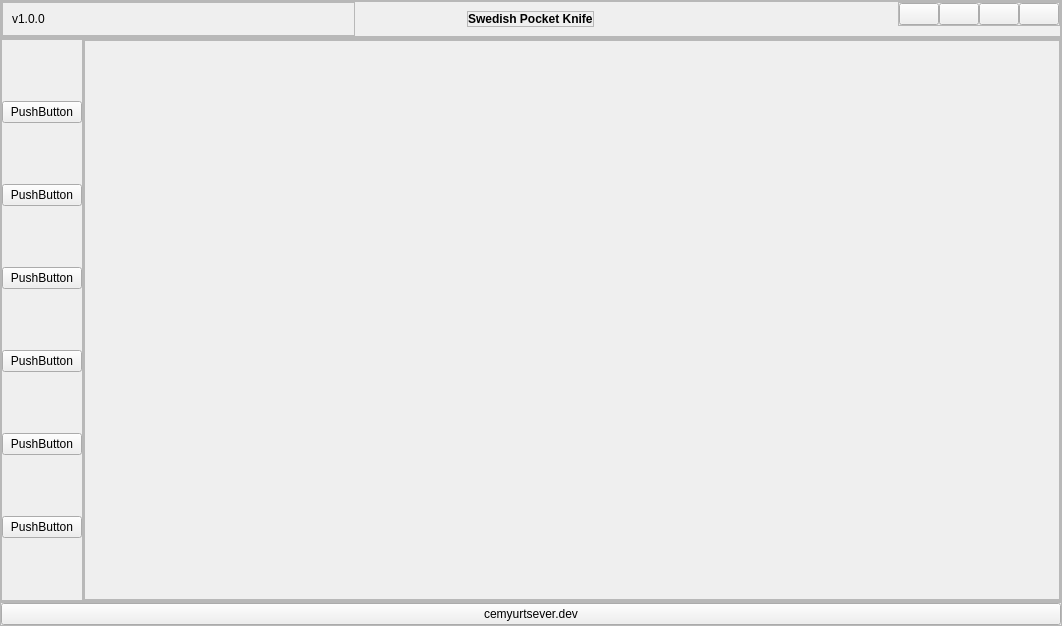
ccemyurtsever/social, file main.ui: the form before one commit.
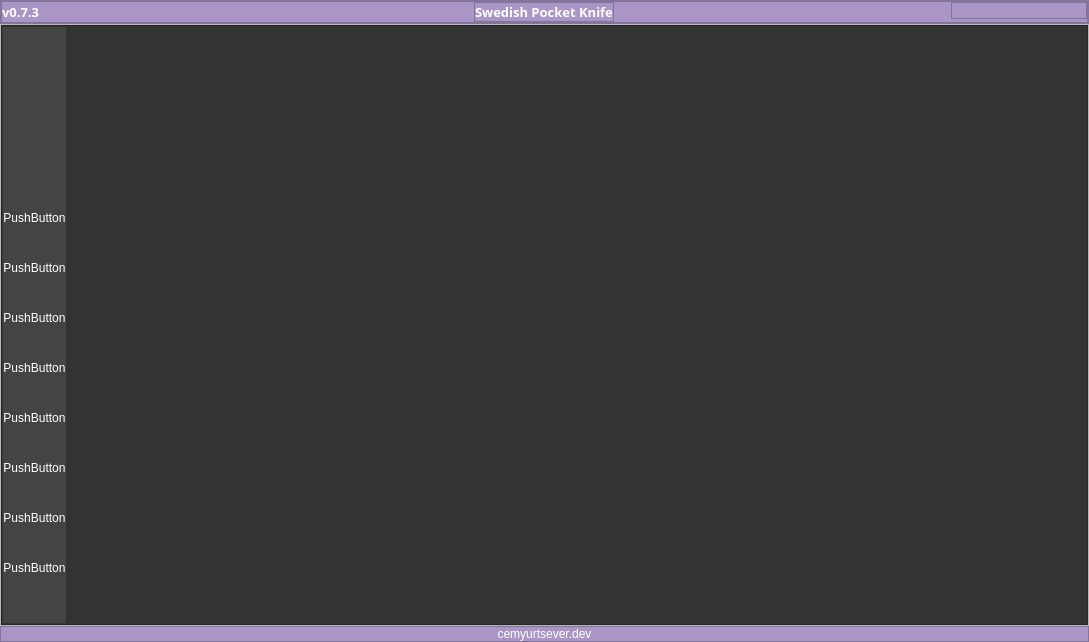
The form after the commit. Icons and pictures are not drawn.

Commit message: Update horizontal rule icon

Diff of the .ui file:
```diff
--- a/main.ui
+++ b/main.ui
@@ -6,13 +6,17 @@
    <rect>
     <x>0</x>
     <y>0</y>
-    <width>1062</width>
-    <height>626</height>
+    <width>1089</width>
+    <height>642</height>
    </rect>
   </property>
   <property name="windowTitle">
    <string>MainWindow</string>
   </property>
+  <property name="styleSheet">
+   <string notr="true">QPushButton { background-color: #fff ; border-style: none; color: #fff}
+QLabel { color: #fff }</string>
+  </property>
   <widget class="QWidget" name="main">
    <layout class="QVBoxLayout" name="verticalLayout">
     <property name="spacing">
@@ -33,11 +37,10 @@
     <item alignment="Qt::AlignTop">
      <widget class="QFrame" name="Header">
       <property name="styleSheet">
-       <string notr="true">QPushButton:hover#exit
-{
-   background-color:#d16e6e;
-border-radius: 25px;
-}</string>
+       <string notr="true"> background-color: 	#A996c7;
+
+
+</string>
       </property>
       <property name="frameShape">
        <enum>QFrame::StyledPanel</enum>
@@ -63,6 +66,14 @@
        </property>
        <item>
         <widget class="QFrame" name="frame">
+         <property name="styleSheet">
+          <string notr="true">QPushButton:hover#exit {
+    background-color: #E63245;
+}
+QPushButton:hover {
+     background-color: rgba(174, 174, 174, 0.7);
+}</string>
+         </property>
          <property name="frameShape">
           <enum>QFrame::StyledPanel</enum>
          </property>
@@ -85,24 +96,33 @@
           <property name="bottomMargin">
            <number>0</number>
           </property>
-          <item alignment="Qt::AlignTop">
-           <widget class="QFrame" name="Verison">
-            <property name="frameShape">
-             <enum>QFrame::StyledPanel</enum>
+          <item>
+           <layout class="QHBoxLayout" name="horizontalLayout_7">
+            <property name="spacing">
+             <number>0</number>
             </property>
-            <property name="frameShadow">
-             <enum>QFrame::Raised</enum>
-            </property>
-            <layout class="QVBoxLayout" name="verticalLayout_6">
-             <item alignment="Qt::AlignLeft">
-              <widget class="QLabel" name="label_2">
-               <property name="text">
-                <string>v1.0.0</string>
-               </property>
-              </widget>
-             </item>
-            </layout>
-           </widget>
+            <item>
+             <widget class="QLabel" name="label">
+              <property name="font">
+               <font>
+                <family>Segoe UI Variable Display</family>
+                <pointsize>10</pointsize>
+                <weight>75</weight>
+                <bold>true</bold>
+               </font>
+              </property>
+              <property name="text">
+               <string>v0.7.3</string>
+              </property>
+              <property name="textFormat">
+               <enum>Qt::AutoText</enum>
+              </property>
+              <property name="wordWrap">
+               <bool>false</bool>
+              </property>
+             </widget>
+            </item>
+           </layout>
           </item>
           <item alignment="Qt::AlignHCenter|Qt::AlignVCenter">
            <widget class="QFrame" name="Header_mid">
@@ -132,7 +152,8 @@
               <widget class="QLabel" name="Application_name">
                <property name="font">
                 <font>
-                 <pointsize>9</pointsize>
+                 <family>Segoe UI Variable Display</family>
+                 <pointsize>10</pointsize>
                  <weight>75</weight>
                  <bold>true</bold>
                 </font>
@@ -146,7 +167,10 @@
            </widget>
           </item>
           <item alignment="Qt::AlignRight|Qt::AlignTop">
-           <widget class="QFrame" name="frame_2">
+           <widget class="QFrame" name="HeaderRight">
+            <property name="styleSheet">
+             <string notr="true">color:#fff;</string>
+            </property>
             <property name="frameShape">
              <enum>QFrame::StyledPanel</enum>
             </property>
@@ -180,8 +204,8 @@
                </property>
                <property name="iconSize">
                 <size>
-                 <width>50</width>
-                 <height>17</height>
+                 <width>44</width>
+                 <height>20</height>
                 </size>
                </property>
               </widget>
@@ -197,8 +221,8 @@
                </property>
                <property name="iconSize">
                 <size>
-                 <width>50</width>
-                 <height>17</height>
+                 <width>44</width>
+                 <height>20</height>
                 </size>
                </property>
               </widget>
@@ -214,14 +238,21 @@
                </property>
                <property name="iconSize">
                 <size>
-                 <width>50</width>
-                 <height>17</height>
+                 <width>44</width>
+                 <height>20</height>
                 </size>
                </property>
               </widget>
              </item>
              <item>
               <widget class="QPushButton" name="exit">
+               <property name="font">
+                <font>
+                 <family>Verdana</family>
+                 <weight>75</weight>
+                 <bold>true</bold>
+                </font>
+               </property>
                <property name="text">
                 <string/>
                </property>
@@ -231,8 +262,8 @@
                </property>
                <property name="iconSize">
                 <size>
-                 <width>50</width>
-                 <height>17</height>
+                 <width>44</width>
+                 <height>20</height>
                 </size>
                </property>
               </widget>
@@ -276,84 +307,19 @@
        <property name="bottomMargin">
         <number>0</number>
        </property>
-       <item alignment="Qt::AlignLeft">
-        <widget class="QFrame" name="Side_navigation">
-         <property name="frameShape">
-          <enum>QFrame::StyledPanel</enum>
-         </property>
-         <property name="frameShadow">
-          <enum>QFrame::Raised</enum>
-         </property>
-         <layout class="QVBoxLayout" name="verticalLayout_3">
-          <property name="spacing">
-           <number>0</number>
-          </property>
-          <property name="leftMargin">
-           <number>0</number>
-          </property>
-          <property name="topMargin">
-           <number>0</number>
-          </property>
-          <property name="rightMargin">
-           <number>0</number>
-          </property>
-          <property name="bottomMargin">
-           <number>0</number>
-          </property>
-          <item>
-           <widget class="QPushButton" name="pushButton_5">
-            <property name="text">
-             <string>PushButton</string>
-            </property>
-           </widget>
-          </item>
-          <item>
-           <widget class="QPushButton" name="pushButton_12">
-            <property name="text">
-             <string>PushButton</string>
-            </property>
-           </widget>
-          </item>
-          <item>
-           <widget class="QPushButton" name="pushButton_11">
-            <property name="text">
-             <string>PushButton</string>
-            </property>
-           </widget>
-          </item>
-          <item>
-           <widget class="QPushButton" name="pushButton_10">
-            <property name="text">
-             <string>PushButton</string>
-            </property>
-           </widget>
-          </item>
-          <item>
-           <widget class="QPushButton" name="pushButton_9">
-            <property name="text">
-             <string>PushButton</string>
-            </property>
-           </widget>
-          </item>
-          <item>
-           <widget class="QPushButton" name="pushButton_6">
-            <property name="text">
-             <string>PushButton</string>
-            </property>
-           </widget>
-          </item>
-         </layout>
-        </widget>
-       </item>
        <item>
         <widget class="QFrame" name="Real_body">
+         <property name="styleSheet">
+          <string notr="true">background-color: #333;
+color:#fff;</string>
+         </property>
          <property name="frameShape">
           <enum>QFrame::StyledPanel</enum>
          </property>
          <property name="frameShadow">
           <enum>QFrame::Raised</enum>
          </property>
-         <layout class="QVBoxLayout" name="verticalLayout_4">
+         <layout class="QHBoxLayout" name="horizontalLayout_9">
           <property name="spacing">
            <number>0</number>
           </property>
@@ -370,30 +336,17 @@
            <number>0</number>
           </property>
           <item>
-           <widget class="QFrame" name="frame_10">
-            <property name="frameShape">
-             <enum>QFrame::StyledPanel</enum>
+           <widget class="QFrame" name="Side_navigation">
+            <property name="styleSheet">
+             <string notr="true">background-color:#444;</string>
             </property>
-            <property name="frameShadow">
-             <enum>QFrame::Raised</enum>
-            </property>
-           </widget>
-          </item>
-          <item>
-           <widget class="QFrame" name="frame_9">
-            <property name="maximumSize">
-             <size>
-              <width>16777215</width>
-              <height>0</height>
-             </size>
-            </property>
             <property name="frameShape">
              <enum>QFrame::StyledPanel</enum>
             </property>
             <property name="frameShadow">
              <enum>QFrame::Raised</enum>
             </property>
-            <layout class="QVBoxLayout" name="verticalLayout_5">
+            <layout class="QVBoxLayout" name="verticalLayout_3">
              <property name="spacing">
               <number>0</number>
              </property>
@@ -410,14 +363,348 @@
               <number>0</number>
              </property>
              <item>
-              <spacer name="horizontalSpacer">
+              <spacer name="verticalSpacer_4">
                <property name="orientation">
-                <enum>Qt::Horizontal</enum>
+                <enum>Qt::Vertical</enum>
                </property>
+               <property name="sizeType">
+                <enum>QSizePolicy::Maximum</enum>
+               </property>
                <property name="sizeHint" stdset="0">
                 <size>
-                 <width>829</width>
-                 <height>20</height>
+                 <width>20</width>
+                 <height>2</height>
+                </size>
+               </property>
+              </spacer>
+             </item>
+             <item>
+              <widget class="QPushButton" name="pushButton_5">
+               <property name="enabled">
+                <bool>true</bool>
+               </property>
+               <property name="sizePolicy">
+                <sizepolicy hsizetype="Minimum" vsizetype="Fixed">
+                 <horstretch>0</horstretch>
+                 <verstretch>0</verstretch>
+                </sizepolicy>
+               </property>
+               <property name="text">
+                <string/>
+               </property>
+               <property name="icon">
+                <iconset resource="main.qrc">
+                 <normaloff>:/main/icons/home_FILL0_wght400_GRAD0_opsz24.png</normaloff>:/main/icons/home_FILL0_wght400_GRAD0_opsz24.png</iconset>
+               </property>
+               <property name="iconSize">
+                <size>
+                 <width>30</width>
+                 <height>40</height>
+                </size>
+               </property>
+               <property name="default">
+                <bool>false</bool>
+               </property>
+              </widget>
+             </item>
+             <item>
+              <spacer name="verticalSpacer_3">
+               <property name="orientation">
+                <enum>Qt::Vertical</enum>
+               </property>
+               <property name="sizeType">
+                <enum>QSizePolicy::Maximum</enum>
+               </property>
+               <property name="sizeHint" stdset="0">
+                <size>
+                 <width>20</width>
+                 <height>4</height>
+                </size>
+               </property>
+              </spacer>
+             </item>
+             <item>
+              <widget class="QPushButton" name="pushButton_12">
+               <property name="text">
+                <string/>
+               </property>
+               <property name="icon">
+                <iconset resource="main.qrc">
+                 <normaloff>:/main/icons/settings_FILL0_wght400_GRAD0_opsz24.png</normaloff>:/main/icons/settings_FILL0_wght400_GRAD0_opsz24.png</iconset>
+               </property>
+               <property name="iconSize">
+                <size>
+                 <width>30</width>
+                 <height>40</height>
+                </size>
+               </property>
+              </widget>
+             </item>
+             <item>
+              <spacer name="verticalSpacer_5">
+               <property name="orientation">
+                <enum>Qt::Vertical</enum>
+               </property>
+               <property name="sizeType">
+                <enum>QSizePolicy::Maximum</enum>
+               </property>
+               <property name="sizeHint" stdset="0">
+                <size>
+                 <width>20</width>
+                 <height>4</height>
+                </size>
+               </property>
+              </spacer>
+             </item>
+             <item>
+              <widget class="QPushButton" name="pushButton_11">
+               <property name="text">
+                <string/>
+               </property>
+               <property name="icon">
+                <iconset resource="main.qrc">
+                 <normaloff>:/main/icons/qr_code_2_FILL0_wght400_GRAD0_opsz24.png</normaloff>:/main/icons/qr_code_2_FILL0_wght400_GRAD0_opsz24.png</iconset>
+               </property>
+               <property name="iconSize">
+                <size>
+                 <width>30</width>
+                 <height>40</height>
+                </size>
+               </property>
+              </widget>
+             </item>
+             <item>
+              <spacer name="verticalSpacer_6">
+               <property name="orientation">
+                <enum>Qt::Vertical</enum>
+               </property>
+               <property name="sizeType">
+                <enum>QSizePolicy::Maximum</enum>
+               </property>
+               <property name="sizeHint" stdset="0">
+                <size>
+                 <width>20</width>
+                 <height>4</height>
+                </size>
+               </property>
+              </spacer>
+             </item>
+             <item>
+              <widget class="QPushButton" name="pushButton_10">
+               <property name="text">
+                <string>PushButton</string>
+               </property>
+               <property name="iconSize">
+                <size>
+                 <width>30</width>
+                 <height>40</height>
+                </size>
+               </property>
+              </widget>
+             </item>
+             <item>
+              <spacer name="verticalSpacer_7">
+               <property name="orientation">
+                <enum>Qt::Vertical</enum>
+               </property>
+               <property name="sizeType">
+                <enum>QSizePolicy::Maximum</enum>
+               </property>
+               <property name="sizeHint" stdset="0">
+                <size>
+                 <width>20</width>
+                 <height>4</height>
+                </size>
+               </property>
+              </spacer>
+             </item>
+             <item>
+              <widget class="QPushButton" name="pushButton_3">
+               <property name="text">
+                <string>PushButton</string>
+               </property>
+               <property name="iconSize">
+                <size>
+                 <width>30</width>
+                 <height>40</height>
+                </size>
+               </property>
+              </widget>
+             </item>
+             <item>
+              <spacer name="verticalSpacer_8">
+               <property name="orientation">
+                <enum>Qt::Vertical</enum>
+               </property>
+               <property name="sizeType">
+                <enum>QSizePolicy::Maximum</enum>
+               </property>
+               <property name="sizeHint" stdset="0">
+                <size>
+                 <width>20</width>
+                 <height>4</height>
+                </size>
+               </property>
+              </spacer>
+             </item>
+             <item>
+              <widget class="QPushButton" name="pushButton_4">
+               <property name="text">
+                <string>PushButton</string>
+               </property>
+               <property name="iconSize">
+                <size>
+                 <width>30</width>
+                 <height>40</height>
+                </size>
+               </property>
+              </widget>
+             </item>
+             <item>
+              <spacer name="verticalSpacer_9">
+               <property name="orientation">
+                <enum>Qt::Vertical</enum>
+               </property>
+               <property name="sizeType">
+                <enum>QSizePolicy::Maximum</enum>
+               </property>
+               <property name="sizeHint" stdset="0">
+                <size>
+                 <width>20</width>
+                 <height>4</height>
+                </size>
+               </property>
+              </spacer>
+             </item>
+             <item>
+              <widget class="QPushButton" name="pushButton_7">
+               <property name="text">
+                <string>PushButton</string>
+               </property>
+               <property name="iconSize">
+                <size>
+                 <width>30</width>
+                 <height>40</height>
+                </size>
+               </property>
+              </widget>
+             </item>
+             <item>
+              <spacer name="verticalSpacer_10">
+               <property name="orientation">
+                <enum>Qt::Vertical</enum>
+               </property>
+               <property name="sizeType">
+                <enum>QSizePolicy::Maximum</enum>
+               </property>
+               <property name="sizeHint" stdset="0">
+                <size>
+                 <width>20</width>
+                 <height>4</height>
+                </size>
+               </property>
+              </spacer>
+             </item>
+             <item>
+              <widget class="QPushButton" name="pushButton_9">
+               <property name="text">
+                <string>PushButton</string>
+               </property>
+               <property name="iconSize">
+                <size>
+                 <width>30</width>
+                 <height>40</height>
+                </size>
+               </property>
+              </widget>
+             </item>
+             <item>
+              <spacer name="verticalSpacer_11">
+               <property name="orientation">
+                <enum>Qt::Vertical</enum>
+               </property>
+               <property name="sizeType">
+                <enum>QSizePolicy::Maximum</enum>
+               </property>
+               <property name="sizeHint" stdset="0">
+                <size>
+                 <width>20</width>
+                 <height>4</height>
+                </size>
+               </property>
+              </spacer>
+             </item>
+             <item>
+              <widget class="QPushButton" name="pushButton_8">
+               <property name="text">
+                <string>PushButton</string>
+               </property>
+              </widget>
+             </item>
+             <item>
+              <spacer name="verticalSpacer_12">
+               <property name="orientation">
+                <enum>Qt::Vertical</enum>
+               </property>
+               <property name="sizeType">
+                <enum>QSizePolicy::Maximum</enum>
+               </property>
+               <property name="sizeHint" stdset="0">
+                <size>
+                 <width>20</width>
+                 <height>4</height>
+                </size>
+               </property>
+              </spacer>
+             </item>
+             <item>
+              <widget class="QPushButton" name="pushButton_6">
+               <property name="text">
+                <string>PushButton</string>
+               </property>
+               <property name="iconSize">
+                <size>
+                 <width>30</width>
+                 <height>40</height>
+                </size>
+               </property>
+              </widget>
+             </item>
+             <item>
+              <spacer name="verticalSpacer_13">
+               <property name="orientation">
+                <enum>Qt::Vertical</enum>
+               </property>
+               <property name="sizeType">
+                <enum>QSizePolicy::Maximum</enum>
+               </property>
+               <property name="sizeHint" stdset="0">
+                <size>
+                 <width>20</width>
+                 <height>4</height>
+                </size>
+               </property>
+              </spacer>
+             </item>
+             <item>
+              <widget class="QPushButton" name="pushButton_13">
+               <property name="text">
+                <string>PushButton</string>
+               </property>
+              </widget>
+             </item>
+             <item>
+              <spacer name="verticalSpacer">
+               <property name="orientation">
+                <enum>Qt::Vertical</enum>
+               </property>
+               <property name="sizeType">
+                <enum>QSizePolicy::Maximum</enum>
+               </property>
+               <property name="sizeHint" stdset="0">
+                <size>
+                 <width>5</width>
+                 <height>15</height>
                 </size>
                </property>
               </spacer>
@@ -425,6 +712,22 @@
             </layout>
            </widget>
           </item>
+          <item>
+           <spacer name="horizontalSpacer">
+            <property name="orientation">
+             <enum>Qt::Horizontal</enum>
+            </property>
+            <property name="sizeType">
+             <enum>QSizePolicy::MinimumExpanding</enum>
+            </property>
+            <property name="sizeHint" stdset="0">
+             <size>
+              <width>1</width>
+              <height>15</height>
+             </size>
+            </property>
+           </spacer>
+          </item>
          </layout>
         </widget>
        </item>
@@ -477,15 +780,19 @@
       </layout>
      </widget>
     </item>
-    <item alignment="Qt::AlignBottom">
+    <item>
      <widget class="QFrame" name="Footer">
+      <property name="styleSheet">
+       <string notr="true"> background-color: 	#A996c7;
+</string>
+      </property>
       <property name="frameShape">
        <enum>QFrame::StyledPanel</enum>
       </property>
       <property name="frameShadow">
        <enum>QFrame::Raised</enum>
       </property>
-      <layout class="QVBoxLayout" name="verticalLayout_2">
+      <layout class="QHBoxLayout" name="horizontalLayout_8">
        <property name="spacing">
         <number>0</number>
        </property>
```
The commit also changes 3 other files.
